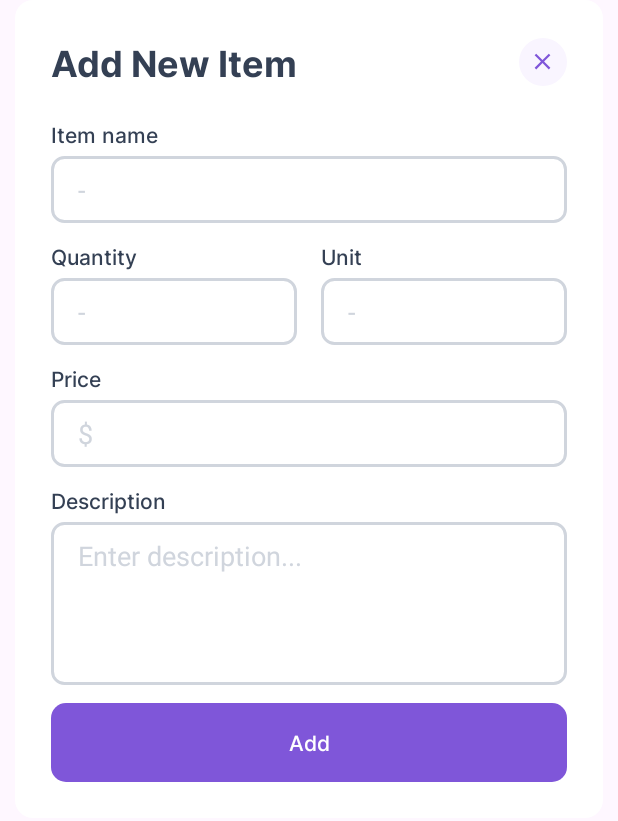
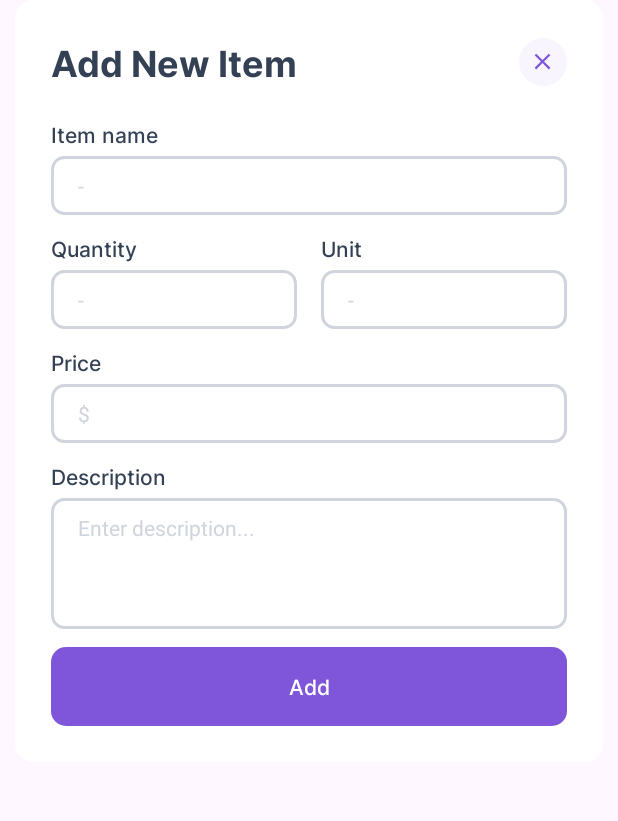
Before and after one commit to Jeycee422/app_dev_group_project, an Android app: the layout add_item_dialog.xml on its own in the app's theme, with its tools: preview values and no code run, on a phone screen of 412 x 824 dp. Shown: the top 821 px of the screen. Run offline under Robolectric (Android 15) with nearby library versions, the light colour scheme and no system bars.

Commit message:
updated profile ui and update profile dialog logic

```diff
--- a/app/src/main/res/layout/add_item_dialog.xml
+++ b/app/src/main/res/layout/add_item_dialog.xml
@@ -65,7 +65,8 @@
                 android:padding="10dp"
                 android:paddingStart="18dp"
                 android:textColor="@color/gray_700"
-                android:textColorHint="@color/gray_300" />
+                android:textColorHint="@color/gray_300"
+                android:textSize="14sp" />
         </LinearLayout>
 
         <LinearLayout
@@ -97,7 +98,8 @@
                     android:padding="10dp"
                     android:paddingStart="18dp"
                     android:textColor="@color/gray_700"
-                    android:textColorHint="@color/gray_300" />
+                    android:textColorHint="@color/gray_300"
+                    android:textSize="14sp" />
 
             </LinearLayout>
             <View
@@ -127,7 +129,8 @@
                     android:padding="10dp"
                     android:paddingStart="18dp"
                     android:textColor="@color/gray_700"
-                    android:textColorHint="@color/gray_300" />
+                    android:textColorHint="@color/gray_300"
+                    android:textSize="14sp" />
 
             </LinearLayout>
         </LinearLayout>
@@ -156,7 +159,8 @@
                 android:padding="10dp"
                 android:paddingStart="18dp"
                 android:textColor="@color/gray_700"
-                android:textColorHint="@color/gray_300" />
+                android:textColorHint="@color/gray_300"
+                android:textSize="14sp" />
         </LinearLayout>
 
         <LinearLayout
@@ -187,7 +191,8 @@
                 android:paddingEnd="18dp"
                 android:paddingBottom="10dp"
                 android:textColor="@color/gray_700"
-                android:textColorHint="@color/gray_300" />
+                android:textColorHint="@color/gray_300"
+                android:textSize="14sp" />
         </LinearLayout>
 
         <TextView
--- a/app/src/main/res/layout/add_list_dialog.xml
+++ b/app/src/main/res/layout/add_list_dialog.xml
@@ -65,7 +65,8 @@
                 android:padding="10dp"
                 android:paddingStart="18dp"
                 android:textColor="@color/gray_700"
-                android:textColorHint="@color/gray_300" />
+                android:textColorHint="@color/gray_300"
+                android:textSize="14sp" />
         </LinearLayout>
 
         <LinearLayout
@@ -96,7 +97,8 @@
                 android:paddingEnd="18dp"
                 android:paddingBottom="10dp"
                 android:textColor="@color/gray_700"
-                android:textColorHint="@color/gray_300" />
+                android:textColorHint="@color/gray_300"
+                android:textSize="14sp" />
         </LinearLayout>
 
 
--- a/app/src/main/res/layout/confirm_deletion.xml
+++ b/app/src/main/res/layout/confirm_deletion.xml
@@ -3,7 +3,7 @@
     xmlns:app="http://schemas.android.com/apk/res-auto"
     android:layout_width="match_parent"
     android:layout_height="wrap_content"
-    android:layout_marginHorizontal="38dp"
+    android:layout_marginHorizontal="30dp"
     app:cardBackgroundColor="@color/white"
     app:strokeColor="@color/white"
     app:contentPadding="24dp">
--- a/app/src/main/res/layout/update_profile_dialog.xml
+++ b/app/src/main/res/layout/update_profile_dialog.xml
@@ -145,7 +145,8 @@
                 android:padding="10dp"
                 android:paddingStart="18dp"
                 android:textColor="@color/gray_700"
-                android:textColorHint="@color/gray_300" />
+                android:textColorHint="@color/gray_300"
+                android:textSize="14sp" />
         </LinearLayout>
 
         <LinearLayout
@@ -171,7 +172,8 @@
                 android:padding="10dp"
                 android:paddingStart="18dp"
                 android:textColor="@color/gray_700"
-                android:textColorHint="@color/gray_300" />
+                android:textColorHint="@color/gray_300"
+                android:textSize="14sp" />
         </LinearLayout>
 
 
```
Also changed, not shown: app/src/main/java/com/example/grocery_list_app_dev/UserProfile.java (+17 -4 lines), app/src/main/res/layout/activity_main.xml (+5 -3 lines).
